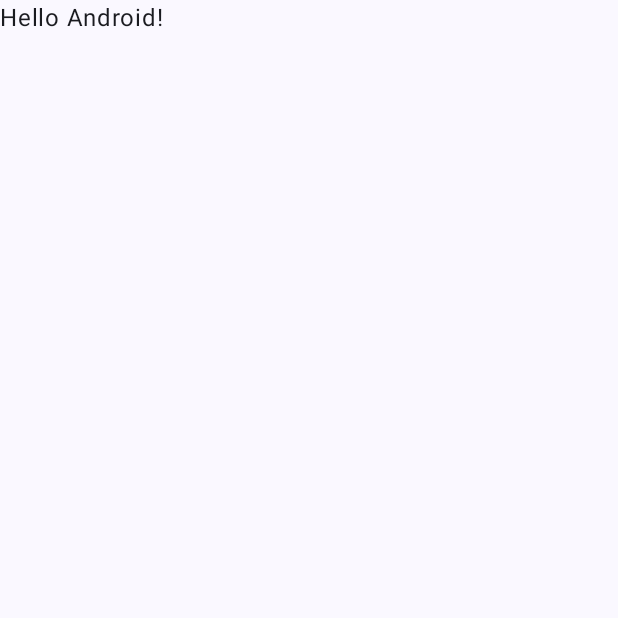
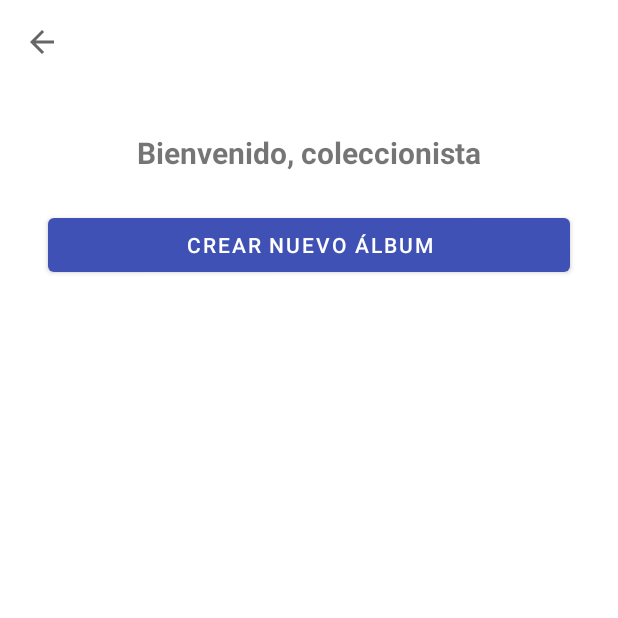
Before and after one commit to JUANES545/VinilosMobileApp, an Android app built with Jetpack Compose: the screen it shows after launch (MainActivity), on a phone screen of 412 x 824 dp, the top half of it. Before the commit the part shown is almost empty. Run offline under Robolectric (Android 15) with nearby library versions, the phone set to English and light mode, and no system bars.

Commit message:
Added Architecture MVVM

```diff
--- a/app/src/main/AndroidManifest.xml
+++ b/app/src/main/AndroidManifest.xml
@@ -19,7 +19,6 @@
             android:theme="@style/Theme.VinilosMobileApp">
             <intent-filter>
                 <action android:name="android.intent.action.MAIN" />
-
                 <category android:name="android.intent.category.LAUNCHER" />
             </intent-filter>
         </activity>
--- a/app/src/main/java/com/example/vinilosmobileapp/MainActivity.kt
+++ b/app/src/main/java/com/example/vinilosmobileapp/MainActivity.kt
@@ -1,47 +1,19 @@
 package com.example.vinilosmobileapp
 
 import android.os.Bundle
-import androidx.activity.ComponentActivity
-import androidx.activity.compose.setContent
-import androidx.activity.enableEdgeToEdge
-import androidx.compose.foundation.layout.fillMaxSize
-import androidx.compose.foundation.layout.padding
-import androidx.compose.material3.Scaffold
-import androidx.compose.material3.Text
-import androidx.compose.runtime.Composable
-import androidx.compose.ui.Modifier
-import androidx.compose.ui.tooling.preview.Preview
-import com.example.vinilosmobileapp.ui.theme.VinilosMobileAppTheme
+import androidx.appcompat.app.AppCompatActivity
+import androidx.appcompat.app.AppCompatDelegate
+import com.example.vinilosmobileapp.databinding.ActivityMainBinding
 
-class MainActivity : ComponentActivity() {
+class MainActivity : AppCompatActivity() {
+
+    private lateinit var binding: ActivityMainBinding
+
     override fun onCreate(savedInstanceState: Bundle?) {
         super.onCreate(savedInstanceState)
-        enableEdgeToEdge()
-        setContent {
-            VinilosMobileAppTheme {
-                Scaffold(modifier = Modifier.fillMaxSize()) { innerPadding ->
-                    Greeting(
-                        name = "Android",
-                        modifier = Modifier.padding(innerPadding)
-                    )
-                }
-            }
-        }
+        AppCompatDelegate.setDefaultNightMode(AppCompatDelegate.MODE_NIGHT_NO)
+
+        binding = ActivityMainBinding.inflate(layoutInflater)
+        setContentView(binding.root)
     }
 }
-
-@Composable
-fun Greeting(name: String, modifier: Modifier = Modifier) {
-    Text(
-        text = "Hello $name!",
-        modifier = modifier
-    )
-}
-
-@Preview(showBackground = true)
-@Composable
-fun GreetingPreview() {
-    VinilosMobileAppTheme {
-        Greeting("Android")
-    }
-}
--- /dev/null
+++ b/app/src/main/java/com/example/vinilosmobileapp/datasource/local/AlbumDao.kt
@@ -0,0 +1,6 @@
+package com.example.vinilosmobileapp.datasource.local
+
+
+// Only if we are using Room
+class AlbumDao {
+}
--- /dev/null
+++ b/app/src/main/java/com/example/vinilosmobileapp/datasource/remote/AlbumServiceAdapter.kt
@@ -0,0 +1,4 @@
+package com.example.vinilosmobileapp.datasource.remote
+
+class AlbumServiceAdapter {
+}
--- /dev/null
+++ b/app/src/main/java/com/example/vinilosmobileapp/ui/home/HomeFragment.kt
@@ -0,0 +1,38 @@
+package com.example.vinilosmobileapp.ui.home
+
+import android.os.Bundle
+import android.view.LayoutInflater
+import android.view.View
+import android.view.ViewGroup
+import androidx.fragment.app.Fragment
+import androidx.navigation.fragment.findNavController
+import com.example.vinilosmobileapp.R
+import com.example.vinilosmobileapp.databinding.FragmentHomeBinding
+
+class HomeFragment : Fragment() {
+
+    private var _binding: FragmentHomeBinding? = null
+    private val binding get() = _binding!!
+
+    override fun onCreateView(
+        inflater: LayoutInflater, container: ViewGroup?,
+        savedInstanceState: Bundle?
+    ): View {
+        _binding = FragmentHomeBinding.inflate(inflater, container, false)
+        return binding.root
+    }
+
+    override fun onViewCreated(view: View, savedInstanceState: Bundle?) {
+        super.onViewCreated(view, savedInstanceState)
+
+        binding.buttonCreateAlbum.setOnClickListener {
+            // Acción definida en nav_graph.xml
+            findNavController().navigate(R.id.action_homeFragment_to_createAlbumFragment)
+        }
+    }
+
+    override fun onDestroyView() {
+        super.onDestroyView()
+        _binding = null
+    }
+}
--- /dev/null
+++ b/app/src/main/res/layout/activity_main.xml
@@ -0,0 +1,25 @@
+<?xml version="1.0" encoding="utf-8"?>
+<LinearLayout xmlns:android="http://schemas.android.com/apk/res/android"
+    xmlns:app="http://schemas.android.com/apk/res-auto"
+    android:layout_width="match_parent"
+    android:layout_height="match_parent"
+    android:orientation="vertical">
+
+    <com.google.android.material.appbar.MaterialToolbar
+        android:id="@+id/topAppBar"
+        android:layout_width="match_parent"
+        android:layout_height="?attr/actionBarSize"
+        android:background="@color/white"
+        app:navigationIcon="?attr/homeAsUpIndicator"
+        app:title="Vinilos"
+        app:titleTextColor="@android:color/white" />
+
+    <androidx.fragment.app.FragmentContainerView
+        android:id="@+id/nav_host_fragment"
+        android:name="androidx.navigation.fragment.NavHostFragment"
+        android:layout_width="match_parent"
+        android:layout_height="0dp"
+        android:layout_weight="1"
+        app:defaultNavHost="true"
+        app:navGraph="@navigation/nav_graph" />
+</LinearLayout>
--- /dev/null
+++ b/app/src/main/res/layout/fragment_home.xml
@@ -0,0 +1,30 @@
+<?xml version="1.0" encoding="utf-8"?>
+<androidx.constraintlayout.widget.ConstraintLayout xmlns:android="http://schemas.android.com/apk/res/android"
+    xmlns:app="http://schemas.android.com/apk/res-auto"
+    android:layout_width="match_parent"
+    android:layout_height="match_parent">
+
+    <TextView
+        android:id="@+id/home_title"
+        android:layout_width="wrap_content"
+        android:layout_height="wrap_content"
+        android:layout_marginTop="32dp"
+        android:text="Bienvenido, coleccionista"
+        android:textSize="20sp"
+        android:textStyle="bold"
+        app:layout_constraintEnd_toEndOf="parent"
+        app:layout_constraintStart_toStartOf="parent"
+        app:layout_constraintTop_toTopOf="parent" />
+
+    <Button
+        android:id="@+id/button_create_album"
+        android:layout_width="0dp"
+        android:layout_height="wrap_content"
+        android:layout_marginHorizontal="32dp"
+        android:layout_marginTop="24dp"
+        android:text="Crear nuevo álbum"
+        app:layout_constraintEnd_toEndOf="parent"
+        app:layout_constraintStart_toStartOf="parent"
+        app:layout_constraintTop_toBottomOf="@id/home_title" />
+
+</androidx.constraintlayout.widget.ConstraintLayout>
--- /dev/null
+++ b/app/src/main/res/navigation/nav_graph.xml
@@ -0,0 +1,20 @@
+<?xml version="1.0" encoding="utf-8"?>
+<navigation xmlns:android="http://schemas.android.com/apk/res/android"
+    xmlns:app="http://schemas.android.com/apk/res-auto"
+    android:id="@+id/nav_graph"
+    app:startDestination="@id/homeFragment">
+
+    <fragment
+        android:id="@+id/homeFragment"
+        android:name="com.example.vinilosmobileapp.ui.home.HomeFragment"
+        android:label="Home">
+        <action
+            android:id="@+id/action_homeFragment_to_createAlbumFragment"
+            app:destination="@id/createAlbumFragment" />
+    </fragment>
+
+    <fragment
+        android:id="@+id/createAlbumFragment"
+        android:name="com.example.vinilosmobileapp.ui.createalbum.CreateAlbumFragment"
+        android:label="Create Album" />
+</navigation>
--- a/app/src/main/res/values/themes.xml
+++ b/app/src/main/res/values/themes.xml
@@ -1,5 +1,21 @@
 <?xml version="1.0" encoding="utf-8"?>
 <resources>
 
-    <style name="Theme.VinilosMobileApp" parent="android:Theme.Material.Light.NoActionBar" />
+    <style name="Theme.VinilosMobileApp" parent="Theme.MaterialComponents.DayNight.NoActionBar">
+        <item name="colorPrimary">#3F51B5</item>
+        <item name="colorPrimaryVariant">#303F9F</item>
+        <item name="colorOnPrimary">#FFFFFF</item>
+        <item name="colorSecondary">#FF4081</item>
+        <item name="colorOnSecondary">#FFFFFF</item>
+        <item name="colorSurface">#FFFFFF</item>
+        <item name="colorOnSurface">#000000</item>
+        <item name="colorOnBackground">#000000</item>
+
+        <!-- MaterialComponent-specific -->
+        <item name="materialButtonStyle">@style/Widget.MaterialComponents.Button</item>
+        <item name="editTextStyle">@style/Widget.MaterialComponents.TextInputEditText.OutlinedBox
+        </item>
+        <item name="textInputStyle">@style/Widget.MaterialComponents.TextInputLayout.OutlinedBox
+        </item>
+    </style>
 </resources>
```
Also changed, not shown: app/build.gradle.kts (+10 -0 lines), app/src/main/java/com/example/vinilosmobileapp/ui/createalbum/CreateAlbumFragment.kt (added, +60 -0 lines), app/src/main/java/com/example/vinilosmobileapp/ui/createalbum/CreateAlbumViewModel.kt (added, +17 -0 lines), app/src/main/res/drawable/bg_dotted_border.xml (added, +11 -0 lines), app/src/main/res/drawable/ic_dropdown.xml (added, +23 -0 lines), app/src/main/res/drawable/ic_image_placeholder.xml (added, +18 -0 lines), app/src/main/res/layout/fragment_create_album.xml (added, +107 -0 lines), gradle/libs.versions.toml (+13 -0 lines).
